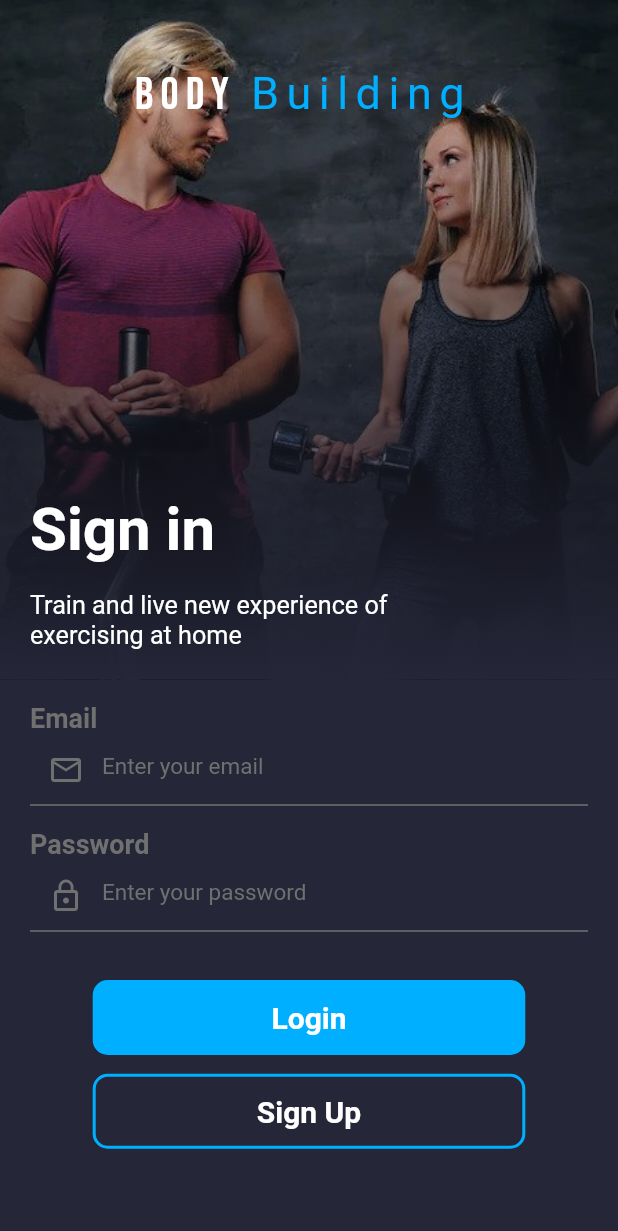
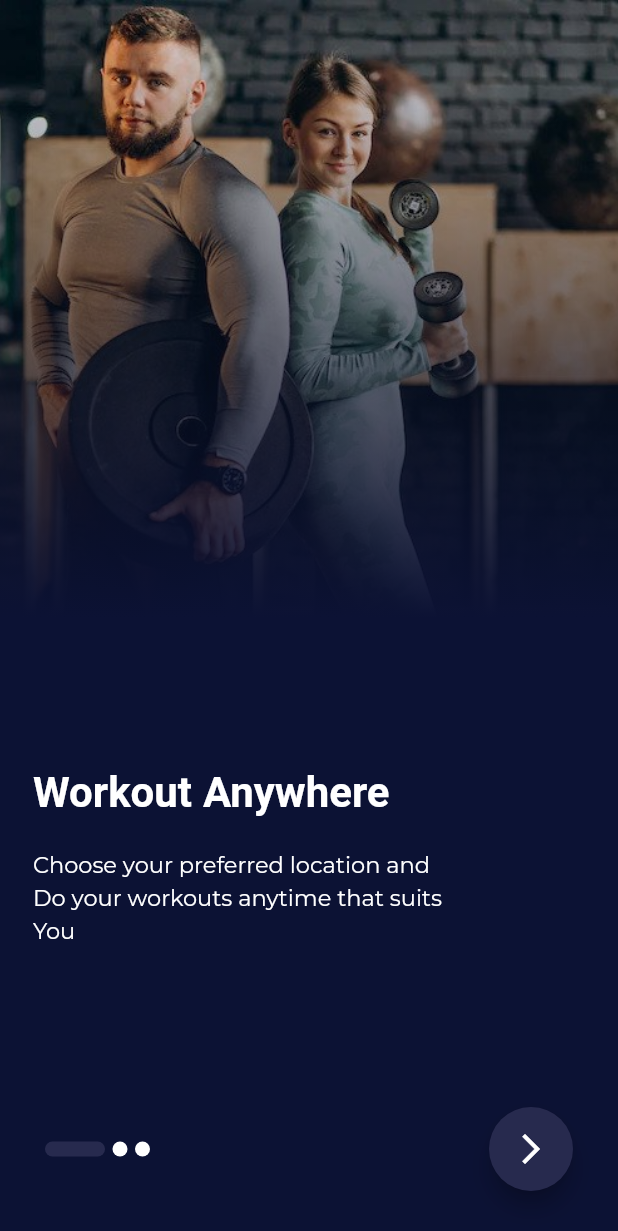
Before and after one commit to mohammadz0606/Body_Buliding_App, a Flutter app: the screen it shows after launch, on a phone screen of 412 x 824 dp. Shown: the top 1231 px of the screen. Run offline on Flutter 3.47's test engine with Material 2 defaults, Android fonts, the phone set to English and light mode, and no system bars; drawn by our look-alikes of smooth_page_indicator; our stand-ins replace carousel_slider, cloud_firestore, dots_indicator, firebase_auth, firebase_core, firebase_storage and 7 more; accounts and stored records are empty.

Commit message:
end_comf

```diff
--- /dev/null
+++ b/lib/constant/shared_preferences.dart
@@ -0,0 +1,23 @@
+import 'package:shared_preferences/shared_preferences.dart';
+
+class SaveData {
+  static late SharedPreferences sharedPreferences;
+
+  static Future<SharedPreferences> init() async {
+    return sharedPreferences = await SharedPreferences.getInstance();
+  }
+
+  static Future<bool> setData({
+    required String key,
+    required bool value,
+  }) async {
+    return await sharedPreferences.setBool(key, value);
+  }
+
+  static bool? getData({
+    required String key,
+  }) {
+    return sharedPreferences.getBool(key);
+  }
+
+}
--- a/lib/main.dart
+++ b/lib/main.dart
@@ -3,12 +3,14 @@ import 'package:body_building/screens/about_screen.dart';
 import 'package:body_building/screens/bmi_result_screen.dart';
 import 'package:body_building/screens/nav_screen.dart';
 import 'package:body_building/screens/no_internet_screen.dart';
+import 'package:body_building/screens/on_boarding_screen.dart';
 import 'package:body_building/screens/splash_screen.dart';
 import 'package:firebase_auth/firebase_auth.dart';
 import 'package:flutter/material.dart';
 import 'package:firebase_core/firebase_core.dart';
 import 'package:flutter/services.dart';
 import 'package:provider/provider.dart';
+import 'constant/shared_preferences.dart';
 import 'firebase_options.dart';
 import 'screens/auth/login_screen.dart';
 import 'screens/auth/signup_screen.dart';
@@ -17,6 +19,7 @@ import 'services/provider/app_provider.dart';
 
 void main() async {
   WidgetsFlutterBinding.ensureInitialized();
+  await SaveData.init();
   await Firebase.initializeApp(
     options: DefaultFirebaseOptions.currentPlatform,
   );
@@ -58,8 +61,8 @@ class BodyBulidingApp extends StatelessWidget {
             ),
           ),
         ),
-        //initialRoute:FirebaseAuth.instance.currentUser == null? LoginScreen.route : NavScreen.route,
         initialRoute: SplashScreen.route,
+        //initialRoute: OnBoardingScreen.route,
         routes: {
           SplashScreen.route : (context) => const SplashScreen(),
           LoginScreen.route: (context) => LoginScreen(),
@@ -69,6 +72,7 @@ class BodyBulidingApp extends StatelessWidget {
           NoInterNetScreen.route:(context) => const NoInterNetScreen(),
           BMIResultScreen.route :(context) => const BMIResultScreen(),
           AboutScreen.route :(context) => const AboutScreen(),
+          OnBoardingScreen.route : (context) => OnBoardingScreen(),
         },
       ),
     );
--- /dev/null
+++ b/lib/screens/on_boarding_screen.dart
@@ -0,0 +1,154 @@
+import 'package:body_building/constant/constant_style.dart';
+import 'package:body_building/services/provider/app_provider.dart';
+import 'package:flutter/material.dart';
+import 'package:google_fonts/google_fonts.dart';
+import 'package:provider/provider.dart';
+import 'package:smooth_page_indicator/smooth_page_indicator.dart';
+
+import '../services/models/on_boarding_model.dart';
+
+class OnBoardingScreen extends StatelessWidget {
+  OnBoardingScreen({Key? key}) : super(key: key);
+  static const String route = "on_boarding_screen";
+  final PageController _pageController = PageController();
+  final List<OnBoardingModel> _pageViewList = const [
+    OnBoardingModel(
+      titel: "Workout Anywhere",
+      description:
+          "Choose your preferred location and\nDo your workouts anytime that suits\nYou",
+      image: "assets/on_boarding/onboarding01.jpg",
+    ),
+    OnBoardingModel(
+      titel: "Track your Progress",
+      description:
+          "Check yourself at Cach Workout\nPhase and update\nyour Fitness Prowle",
+      image: "assets/on_boarding/onboarding02.jpg",
+    ),
+    OnBoardingModel(
+      titel: "Strong & Healthy",
+      description:
+          "We want you to stay Strong and healthy\nSo we have provided a Diet plan for you.\nEnjoy!",
+      image: "assets/on_boarding/onboarding03.jpg",
+    ),
+  ];
+
+  @override
+  Widget build(BuildContext context) {
+    Size size = MediaQuery.of(context).size;
+    return Scaffold(
+      extendBody: true,
+      body: Consumer<AppProvider>(
+        builder: (context, model, child) {
+          return Column(
+            children: [
+              Expanded(
+                child: PageView.builder(
+                  controller: _pageController,
+                  physics: const BouncingScrollPhysics(),
+                  onPageChanged: (int? indexChang) {
+                    model.onPageViewChanged(
+                      indexChang: indexChang,
+                      items: _pageViewList,
+                    );
+                  },
+                  itemCount: _pageViewList.length,
+                  itemBuilder: (BuildContext context, int index) {
+                    return Stack(
+                      children: [
+                        Container(
+                          height: size.height * 0.5,
+                          width: size.width,
+                          decoration: BoxDecoration(
+                            image: DecorationImage(
+                              fit: BoxFit.cover,
+                              image: AssetImage(_pageViewList[index].image),
+                            ),
+                          ),
+                        ),
+                        Container(
+                          height: size.height * 0.5,
+                          width: size.width,
+                          decoration: const BoxDecoration(
+                            gradient: LinearGradient(
+                              begin: Alignment.bottomCenter,
+                              end: Alignment.topCenter,
+                              colors: [
+                                MyColors.primaryColor,
+                                Colors.transparent,
+                              ],
+                            ),
+                          ),
+                        ),
+                        Positioned(
+                          bottom: size.height * 0.095,
+                          child: Padding(
+                            padding: const EdgeInsets.symmetric(horizontal: 22),
+                            child: Column(
+                              mainAxisAlignment: MainAxisAlignment.center,
+                              crossAxisAlignment: CrossAxisAlignment.start,
+                              children: [
+                                Text(
+                                  _pageViewList[index].titel,
+                                  style: GoogleFonts.notoSansJavanese(
+                                    color: Colors.white,
+                                    fontWeight: FontWeight.bold,
+                                    fontSize: 28,
+                                  ),
+                                ),
+                                Text(
+                                  _pageViewList[index].description,
+                                  softWrap: true,
+                                  style: GoogleFonts.montserrat(
+                                    color: Colors.white,
+                                    height: 1.5,
+                                    fontSize: 15,
+                                  ),
+                                ),
+                              ],
+                            ),
+                          ),
+                        ),
+                      ],
+                    );
+                  },
+                ),
+              ),
+              Padding(
+                padding: const EdgeInsets.all(30),
+                child: Row(
+                  mainAxisAlignment: MainAxisAlignment.spaceBetween,
+                  children: [
+                    SmoothPageIndicator(
+                      controller: _pageController,
+                      count: _pageViewList.length,
+                      effect: ExpandingDotsEffect(
+                        dotColor: Colors.white,
+                        activeDotColor: MyColors.secondaryColor,
+                        dotHeight: 10,
+                        dotWidth: 10,
+                        expansionFactor: 4,
+                        spacing: 5,
+                      ),
+                    ),
+                    FloatingActionButton(
+                      backgroundColor: MyColors.secondaryColor,
+                      onPressed: () {
+                        model.isLast
+                            ? model.endPageView(context)
+                            : _pageController.nextPage(
+                                duration: const Duration(milliseconds: 750),
+                                curve: Curves.fastLinearToSlowEaseIn,
+                              );
+                      },
+                      child: const Icon(Icons.arrow_forward_ios),
+                    ),
+                  ],
+                ),
+              ),
+            ],
+          );
+        },
+      ),
+    );
+  }
+}
--- a/lib/services/call_data/database.dart
+++ b/lib/services/call_data/database.dart
@@ -64,7 +64,7 @@ class Database {
   }) async {
     final UserModel userModel = UserModel(
       name: name,
-      email: email,
+      email: email.toLowerCase(),
       id: _auth?.user!.uid,
       userImage: defaultImage,
     );
--- /dev/null
+++ b/lib/services/models/on_boarding_model.dart
@@ -0,0 +1,11 @@
+class OnBoardingModel {
+  final String titel;
+  final String description;
+  final String image;
+
+  const OnBoardingModel({
+    required this.titel,
+    required this.description,
+    required this.image,
+  });
+}
--- a/pubspec.yaml
+++ b/pubspec.yaml
@@ -27,6 +27,8 @@ dependencies:
   firebase_storage: ^11.0.9
   share_plus: ^6.3.0
   image_cropper: ^3.0.1
+  smooth_page_indicator: ^1.0.0+2
+  shared_preferences: ^2.0.15
 
 
 dev_dependencies:
@@ -50,3 +52,4 @@ flutter:
     - assets/carousel_images/
     - assets/social_icons/
     - assets/about_app/
+    - assets/on_boarding/
```
Also changed, not shown: lib/screens/auth/signup_screen.dart (+19 -0 lines), lib/screens/splash_screen.dart (+7 -3 lines), lib/services/provider/app_provider.dart (+33 -1 lines), assets/body_fat.jpg (deleted), assets/on_boarding/onboarding01.jpg (added), assets/on_boarding/onboarding02.jpg (added), assets/on_boarding/onboarding03.jpg (added), 1 other file.
